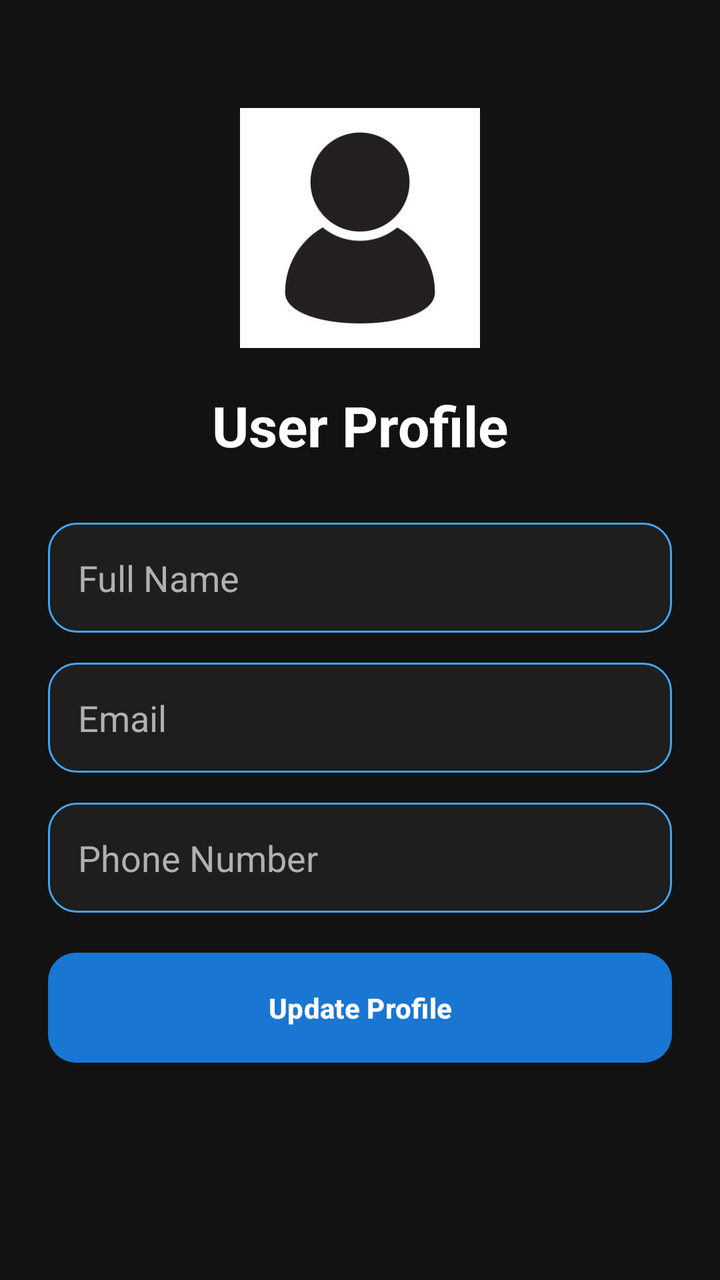
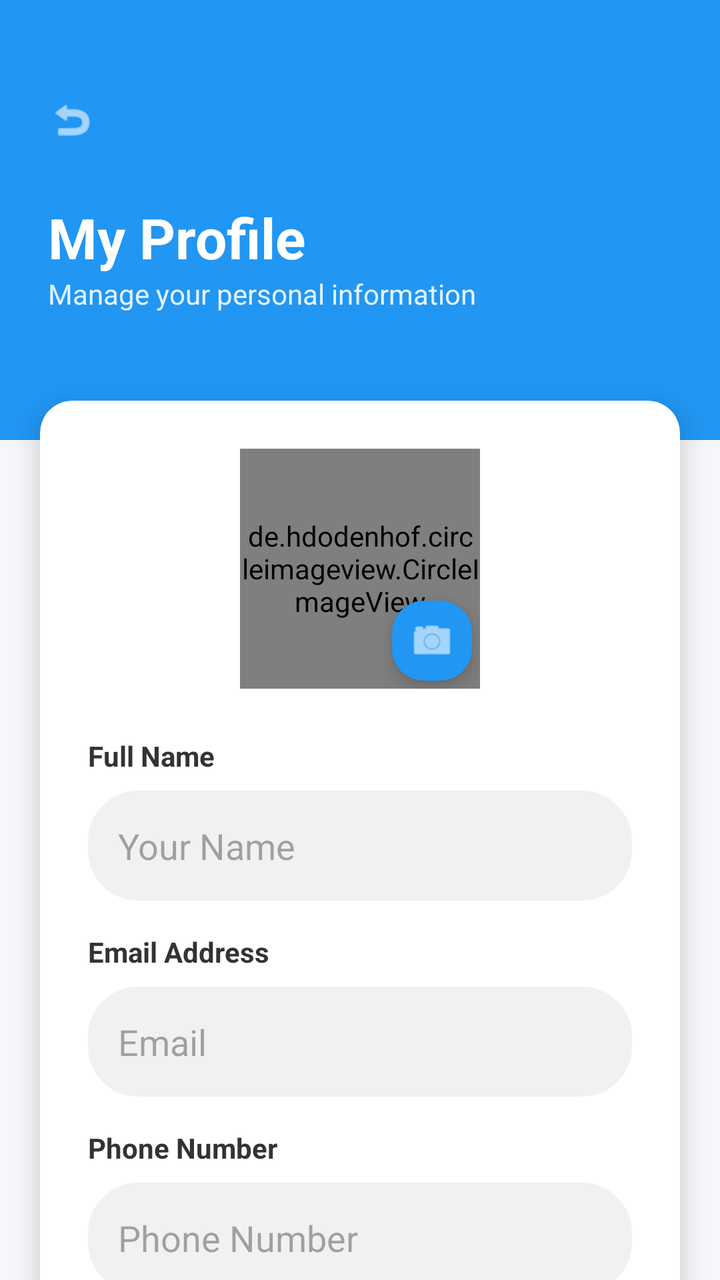

Screens rendered from an Android XML layout before and after an edit, with the pre-edit source and the edit as a unified diff.
<!-- AndroidManifest.xml: application theme Theme.GlenEzyCareApps -->
<!-- res/layout/activity_profile.xml -->
<?xml version="1.0" encoding="utf-8"?>
<ScrollView xmlns:android="http://schemas.android.com/apk/res/android"
    android:layout_width="match_parent"
    android:layout_height="match_parent"
    android:background="#121212">

    <LinearLayout
        android:layout_width="match_parent"
        android:layout_height="wrap_content"
        android:orientation="vertical"
        android:padding="24dp"
        android:gravity="center_horizontal">

        <ImageView
            android:layout_width="120dp"
            android:layout_height="120dp"
            android:src="@drawable/iconprofile"
            android:layout_marginTop="30dp"
            android:layout_marginBottom="20dp"
            android:contentDescription="@string/profile_pic_description"/>

        <TextView
            android:layout_width="wrap_content"
            android:layout_height="wrap_content"
            android:text="User Profile"
            android:textColor="#FFFFFF"
            android:textSize="28sp"
            android:textStyle="bold"
            android:layout_marginBottom="30dp"/>

        <EditText
            android:id="@+id/etFullName"
            android:layout_width="match_parent"
            android:layout_height="55dp"
            android:hint="Full Name"
            android:textColor="#FFFFFF"
            android:textColorHint="#B0B0B0"
            android:background="@drawable/edittext_style"
            android:padding="15dp"
            android:layout_marginBottom="15dp"/>

        <EditText
            android:id="@+id/etEmail"
            android:layout_width="match_parent"
            android:layout_height="55dp"
            android:hint="Email"
            android:textColor="#FFFFFF"
            android:textColorHint="#B0B0B0"
            android:background="@drawable/edittext_style"
            android:padding="15dp"
            android:layout_marginBottom="15dp"/>

        <EditText
            android:id="@+id/etPhone"
            android:layout_width="match_parent"
            android:layout_height="55dp"
            android:hint="Phone Number"
            android:textColor="#FFFFFF"
            android:textColorHint="#B0B0B0"
            android:background="@drawable/edittext_style"
            android:padding="15dp"
            android:inputType="phone"
            android:layout_marginBottom="20dp"/>

        <Button
            android:id="@+id/btnUpdateProfile"
            android:layout_width="match_parent"
            android:layout_height="55dp"
            android:text="Update Profile"
            android:textColor="#FFFFFF"
            android:textStyle="bold"
            android:background="@drawable/button_blue"/>

    </LinearLayout>

</ScrollView>
<!-- resources referenced by this layout -->
<resources>
  <!-- drawable button_blue (drawable) -->
  <?xml version="1.0" encoding="utf-8"?>
  <shape xmlns:android="http://schemas.android.com/apk/res/android">
      <solid android:color="@color/primary_blue"/>
      <corners android:radius="14dp"/>
  </shape>
  <!-- drawable edittext_style (drawable) -->
  <?xml version="1.0" encoding="utf-8"?>
  <shape xmlns:android="http://schemas.android.com/apk/res/android">
  
      <solid android:color="@color/card_dark"/>
  
      <corners android:radius="14dp"/>
  
      <stroke
          android:width="1dp"
          android:color="@color/light_blue"/>
  
      <padding
          android:left="12dp"
          android:top="12dp"
          android:right="12dp"
          android:bottom="12dp"/>
  
  </shape>
  <!-- drawable iconprofile: png bitmap (drawable, 4375 bytes) -->
  <string name="profile_pic_description">User Profile Picture</string>
  <style name="Theme.GlenEzyCareApps" parent="Theme.Material3.DayNight.NoActionBar">
  
          <item name="colorPrimary">@color/primary_blue</item>
          <item name="colorOnPrimary">@color/white</item>
  
          <item name="android:statusBarColor">@color/background_dark</item>
          <item name="android:navigationBarColor">@color/background_dark</item>
  
      </style>
  <color name="primary_blue">#1976D2</color>
  <color name="card_dark">#1E1E1E</color>
  <color name="light_blue">#42A5F5</color>
  <color name="white">#FFFFFF</color>
  <color name="background_dark">#121212</color>
</resources>

<!-- the commit's change to res/layout/activity_profile.xml (unified diff, before → after) -->
@@ -1,76 +1,166 @@
 <?xml version="1.0" encoding="utf-8"?>
-<ScrollView xmlns:android="http://schemas.android.com/apk/res/android"
+<androidx.constraintlayout.widget.ConstraintLayout xmlns:android="http://schemas.android.com/apk/res/android"
+    xmlns:app="http://schemas.android.com/apk/res-auto"
     android:layout_width="match_parent"
     android:layout_height="match_parent"
-    android:background="#121212">
+    android:background="#F5F7FA">
 
-    <LinearLayout
+    
+    <View
+        android:id="@+id/topHeader"
         android:layout_width="match_parent"
+        android:layout_height="220dp"
+        android:background="#2196F3"
+        app:layout_constraintTop_toTopOf="parent" />
+
+    
+    <ImageView
+        android:id="@+id/btnBack"
+        android:layout_width="40dp"
+        android:layout_height="40dp"
+        android:layout_marginStart="16dp"
+        android:layout_marginTop="40dp"
+        android:background="?attr/selectableItemBackgroundBorderless"
+        android:padding="8dp"
+        android:src="@android:drawable/ic_menu_revert"
+        app:layout_constraintStart_toStartOf="parent"
+        app:layout_constraintTop_toTopOf="parent"
+        app:tint="@color/white" />
+
+    <TextView
+        android:id="@+id/tvHeaderTitle"
+        android:layout_width="wrap_content"
         android:layout_height="wrap_content"
-        android:orientation="vertical"
-        android:padding="24dp"
-        android:gravity="center_horizontal">
+        android:layout_marginStart="24dp"
+        android:layout_marginTop="20dp"
+        android:text="My Profile"
+        android:textColor="@color/white"
+        android:textSize="28sp"
+        android:textStyle="bold"
+        app:layout_constraintStart_toStartOf="parent"
+        app:layout_constraintTop_toBottomOf="@+id/btnBack" />
 
-        <ImageView
-            android:layout_width="120dp"
-            android:layout_height="120dp"
-            android:src="@drawable/iconprofile"
-            android:layout_marginTop="30dp"
-            android:layout_marginBottom="20dp"
-            android:contentDescription="@string/profile_pic_description"/>
+    <TextView
+        android:layout_width="wrap_content"
+        android:layout_height="wrap_content"
+        android:text="Manage your personal information"
+        android:textColor="#E3F2FD"
+        android:textSize="14sp"
+        app:layout_constraintStart_toStartOf="@+id/tvHeaderTitle"
+        app:layout_constraintTop_toBottomOf="@+id/tvHeaderTitle" />
 
-        <TextView
-            android:layout_width="wrap_content"
+    <androidx.core.widget.NestedScrollView
+        android:layout_width="match_parent"
+        android:layout_height="0dp"
+        android:layout_marginTop="-40dp"
+        app:layout_constraintBottom_toBottomOf="parent"
+        app:layout_constraintTop_toBottomOf="@+id/topHeader">
+
+        <androidx.cardview.widget.CardView
+            android:layout_width="match_parent"
             android:layout_height="wrap_content"
-            android:text="User Profile"
-            android:textColor="#FFFFFF"
-            android:textSize="28sp"
-            android:textStyle="bold"
-            android:layout_marginBottom="30dp"/>
+            android:layout_margin="20dp"
+            app:cardCornerRadius="16dp"
+            app:cardElevation="8dp">
 
-        <EditText
-            android:id="@+id/etFullName"
-            android:layout_width="match_parent"
-            android:layout_height="55dp"
-            android:hint="Full Name"
-            android:textColor="#FFFFFF"
-            android:textColorHint="#B0B0B0"
-            android:background="@drawable/edittext_style"
-            android:padding="15dp"
-            android:layout_marginBottom="15dp"/>
+            <LinearLayout
+                android:layout_width="match_parent"
+                android:layout_height="wrap_content"
+                android:orientation="vertical"
+                android:padding="24dp">
 
-        <EditText
-            android:id="@+id/etEmail"
-            android:layout_width="match_parent"
-            android:layout_height="55dp"
-            android:hint="Email"
-            android:textColor="#FFFFFF"
-            android:textColorHint="#B0B0B0"
-            android:background="@drawable/edittext_style"
-            android:padding="15dp"
-            android:layout_marginBottom="15dp"/>
+                <FrameLayout
+                    android:layout_width="wrap_content"
+                    android:layout_height="wrap_content"
+                    android:layout_gravity="center"
+                    android:layout_marginBottom="24dp">
 
-        <EditText
-            android:id="@+id/etPhone"
-            android:layout_width="match_parent"
-            android:layout_height="55dp"
-            android:hint="Phone Number"
-            android:textColor="#FFFFFF"
-            android:textColorHint="#B0B0B0"
-            android:background="@drawable/edittext_style"
-            android:padding="15dp"
-            android:inputType="phone"
-            android:layout_marginBottom="20dp"/>
+                    <de.hdodenhof.circleimageview.CircleImageView
+                        android:id="@+id/ivProfilePic"
+                        android:layout_width="120dp"
+                        android:layout_height="120dp"
+                        android:src="@android:drawable/ic_menu_myplaces"
+                        app:civ_border_color="#2196F3"
+                        app:civ_border_width="2dp" />
 
-        <Button
-            android:id="@+id/btnUpdateProfile"
-            android:layout_width="match_parent"
-            android:layout_height="55dp"
-            android:text="Update Profile"
-            android:textColor="#FFFFFF"
-            android:textStyle="bold"
-            android:background="@drawable/button_blue"/>
+                    <com.google.android.material.floatingactionbutton.FloatingActionButton
+                        android:id="@+id/btnEditPic"
+                        android:layout_width="wrap_content"
+                        android:layout_height="wrap_content"
+                        android:layout_gravity="bottom|end"
+                        android:src="@android:drawable/ic_menu_camera"
+                        app:fabCustomSize="40dp"
+                        app:tint="@color/white"
+                        app:backgroundTint="#2196F3"/>
+                </FrameLayout>
 
-    </LinearLayout>
+                <TextView
+                    android:layout_width="wrap_content"
+                    android:layout_height="wrap_content"
+                    android:text="Full Name"
+                    android:textColor="#333333"
+                    android:textStyle="bold"
+                    android:layout_marginBottom="8dp"/>
 
-</ScrollView>
+                <EditText
+                    android:id="@+id/etFullName"
+                    android:layout_width="match_parent"
+                    android:layout_height="55dp"
+                    android:background="@drawable/edittext_rounded"
+                    android:hint="Your Name"
+                    android:padding="15dp"
+                    android:layout_marginBottom="16dp"
+                    android:textColor="#333333"/>
+
+                <TextView
+                    android:layout_width="wrap_content"
+                    android:layout_height="wrap_content"
+                    android:text="Email Address"
+                    android:textColor="#333333"
+                    android:textStyle="bold"
+                    android:layout_marginBottom="8dp"/>
+
+                <EditText
+                    android:id="@+id/etEmail"
+                    android:layout_width="match_parent"
+                    android:layout_height="55dp"
+                    android:background="@drawable/edittext_rounded"
+                    android:hint="Email"
+                    android:enabled="false"
+                    android:padding="15dp"
+                    android:layout_marginBottom="16dp"
+                    android:textColor="#999999"/>
+
+                <TextView
+                    android:layout_width="wrap_content"
+                    android:layout_height="wrap_content"
+                    android:text="Phone Number"
+                    android:textColor="#333333"
+                    android:textStyle="bold"
+                    android:layout_marginBottom="8dp"/>
+
+                <EditText
+                    android:id="@+id/etPhone"
+                    android:layout_width="match_parent"
+                    android:layout_height="55dp"
+                    android:background="@drawable/edittext_rounded"
+                    android:hint="Phone Number"
+                    android:inputType="phone"
+                    android:padding="15dp"
+                    android:layout_marginBottom="32dp"
+                    android:textColor="#333333"/>
+
+                <Button
+                    android:id="@+id/btnUpdateProfile"
+                    android:layout_width="match_parent"
+                    android:layout_height="60dp"
+                    android:text="SAVE CHANGES"
+                    android:textColor="@color/white"
+                    android:textStyle="bold"
+                    android:background="@drawable/button_gradient"/>
+
+            </LinearLayout>
+        </androidx.cardview.widget.CardView>
+    </androidx.core.widget.NestedScrollView>
+
+</androidx.constraintlayout.widget.ConstraintLayout>
<!-- resource entries referenced after the edit -->
@@ -1,32 +1,5 @@
 <!-- resources referenced by this layout -->
 <resources>
-  <!-- drawable button_blue (drawable) -->
-  <?xml version="1.0" encoding="utf-8"?>
-  <shape xmlns:android="http://schemas.android.com/apk/res/android">
-      <solid android:color="@color/primary_blue"/>
-      <corners android:radius="14dp"/>
-  </shape>
-  <!-- drawable edittext_style (drawable) -->
-  <?xml version="1.0" encoding="utf-8"?>
-  <shape xmlns:android="http://schemas.android.com/apk/res/android">
-  
-      <solid android:color="@color/card_dark"/>
-  
-      <corners android:radius="14dp"/>
-  
-      <stroke
-          android:width="1dp"
-          android:color="@color/light_blue"/>
-  
-      <padding
-          android:left="12dp"
-          android:top="12dp"
-          android:right="12dp"
-          android:bottom="12dp"/>
-  
-  </shape>
-  <!-- drawable iconprofile: png bitmap (drawable, 4375 bytes) -->
-  <string name="profile_pic_description">User Profile Picture</string>
   <style name="Theme.GlenEzyCareApps" parent="Theme.Material3.DayNight.NoActionBar">
   
           <item name="colorPrimary">@color/primary_blue</item>
@@ -37,9 +10,23 @@
   
       </style>
   <color name="primary_blue">#1976D2</color>
-  <color name="card_dark">#1E1E1E</color>
-  <color name="light_blue">#42A5F5</color>
   <color name="white">#FFFFFF</color>
+  <!-- drawable button_gradient (drawable) -->
+  <?xml version="1.0" encoding="utf-8"?>
+  <shape xmlns:android="http://schemas.android.com/apk/res/android">
+      <gradient
+          android:startColor="#7B1FA2"
+          android:endColor="#42A5F5"
+          android:angle="0"/>
+      <corners android:radius="25dp"/>
+  </shape>
+  <!-- drawable edittext_rounded (drawable) -->
+  <?xml version="1.0" encoding="utf-8"?>
+  <shape xmlns:android="http://schemas.android.com/apk/res/android">
+      <solid android:color="#F1F1F1"/>
+      <corners android:radius="25dp"/>
+      <padding android:left="20dp" android:right="20dp"/>
+  </shape>
   <color name="background_dark">#121212</color>
 </resources>
 
